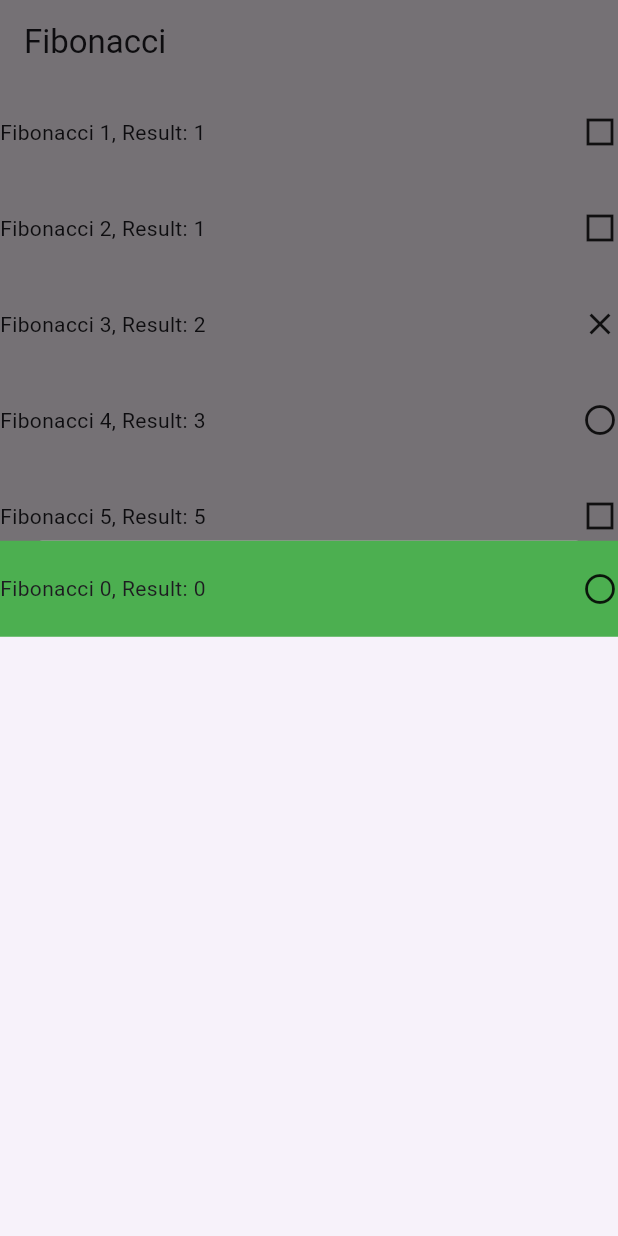
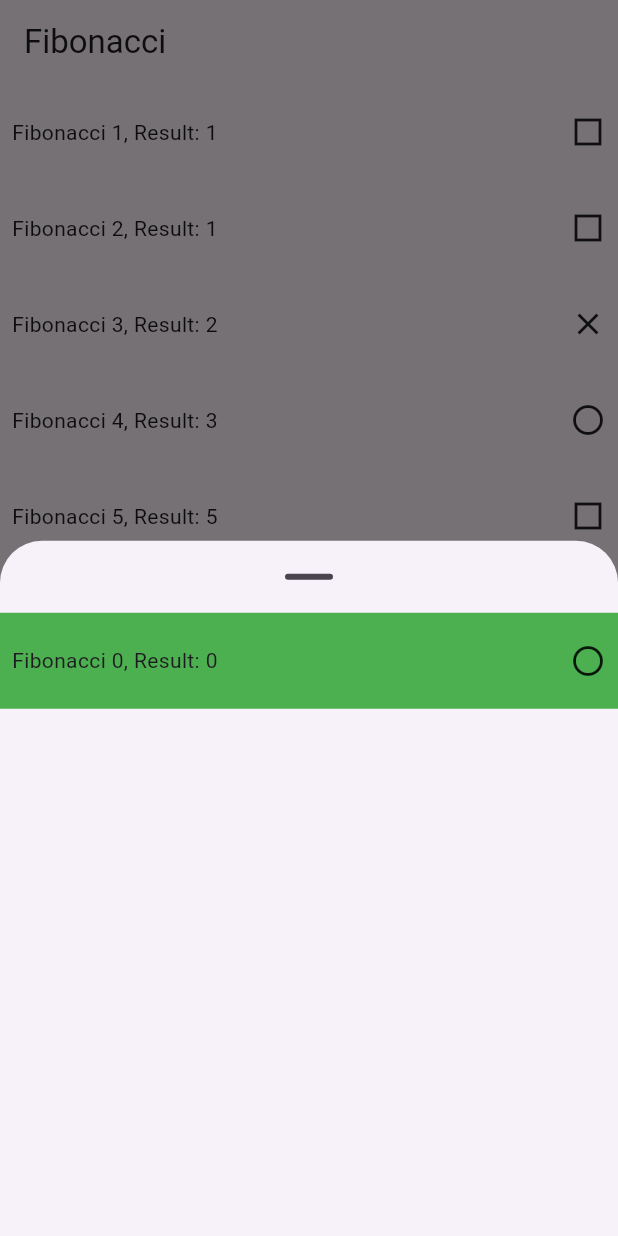
Before and after one commit to nattapong2041/seven_solutions_test, a Flutter app: the screen it shows after launch, after a tap on an icon or button, on a phone screen of 412 x 824 dp. Run offline on Flutter 3.47's test engine with Material 3 defaults, Android fonts, the phone set to English and light mode, and no system bars.

Commit message:
[update] update padding and fix some bug

```diff
--- a/lib/feature/fibonacci/presentation/fibonacci_screen.dart
+++ b/lib/feature/fibonacci/presentation/fibonacci_screen.dart
@@ -42,19 +42,22 @@ class _FibonacciScreenState extends State<FibonacciScreen> {
                   isHightlighted: isHightlighted,
                   onTap: () {
                     _viewModel.onPressedItemMainList(item);
-                    showModalBottomSheet<FibonacciModel>(
+                    showModalBottomSheet<bool>(
                       context: context,
+                      enableDrag: true,
+                      showDragHandle: true,
                       builder: (context) {
                         return _FibonacciBottomsheet(
                           data: _viewModel.state.listByType(item.type),
                           highlightIndex: _viewModel.state.hightlightIndexByType(item.type),
                           onTap: (selectedItem) {
                             _viewModel.onPressedItemBottomSheet(selectedItem);
-                            Navigator.pop(context, selectedItem);
+                            Navigator.pop(context, true);
                           },
                         );
                       },
-                    ).then((_) {
+                    ).then((value) {
+                      if(value != true) return;
                       if (_viewModel.state.hightlightIndex == null) return;
                       _controller.scrollToIndex(
                           _viewModel.state.hightlightIndex!, FibonacciItemWidget.height);
--- a/lib/feature/fibonacci/presentation/widget/fibonacci_item_widget.dart
+++ b/lib/feature/fibonacci/presentation/widget/fibonacci_item_widget.dart
@@ -24,11 +24,14 @@ class FibonacciItemWidget extends StatelessWidget {
       child: Container(
         height: height,
         color: isHightlighted ? Colors.green : null,
-        child: Row(children: [
-          Text('Fibonacci ${data.number}, Result: ${data.result}'),
-          const Spacer(),
-          Icon(data.type.icon),
-        ],)
+        child: Padding(
+          padding: const EdgeInsets.all(8.0),
+          child: Row(children: [
+            Text('Fibonacci ${data.number}, Result: ${data.result}'),
+            const Spacer(),
+            Icon(data.type.icon),
+          ],),
+        )
 
       ),
     );
```
